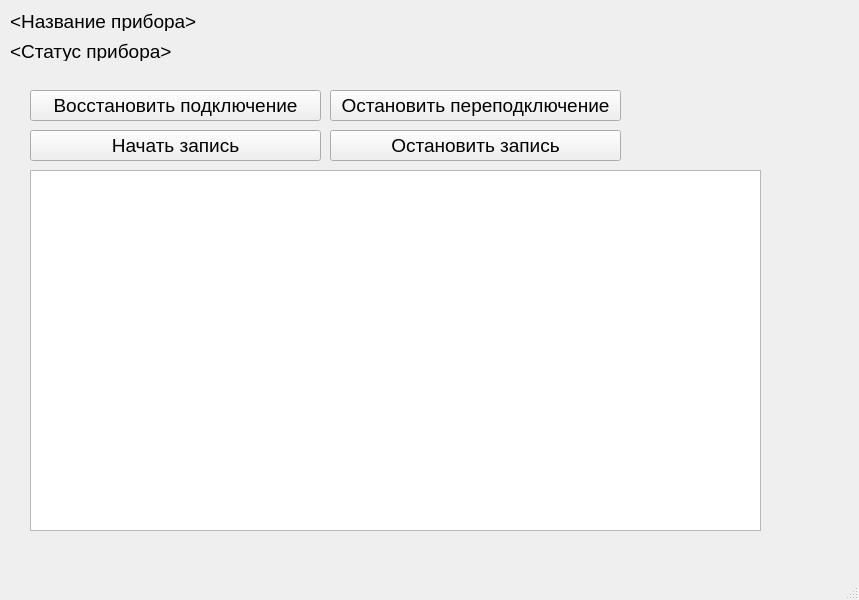
Before: the Qt Designer form UI/DeviceWindow.ui in Ausslaander/Logger, drawn with Qt 5.
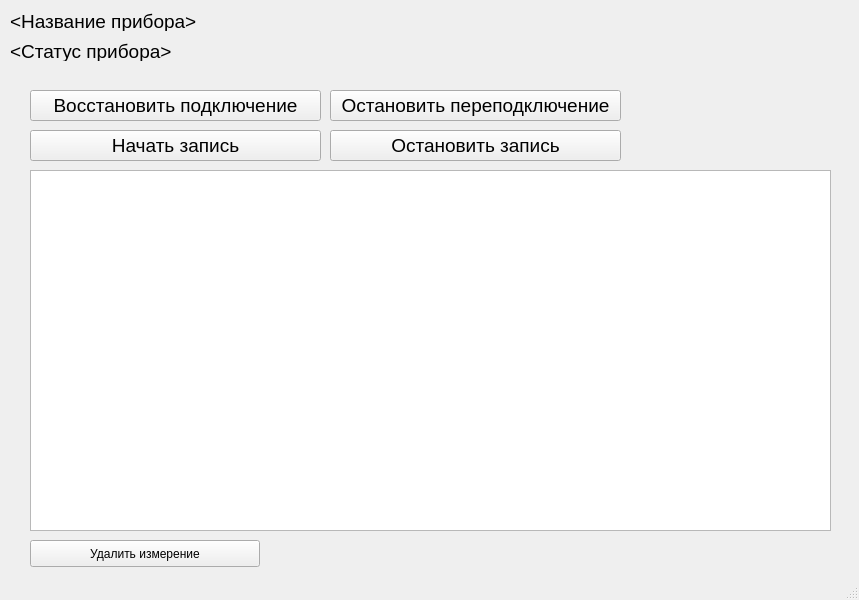
After: the same form once the commit is applied.

What changed in the file:
```diff
--- a/UI/DeviceWindow.ui
+++ b/UI/DeviceWindow.ui
@@ -86,16 +86,29 @@
      <string>Остановить запись</string>
     </property>
    </widget>
-   <widget class="QTableView" name="tableView">
+   <widget class="QTableWidget" name="MeasurementsTable">
     <property name="geometry">
      <rect>
       <x>30</x>
       <y>170</y>
-      <width>731</width>
+      <width>801</width>
       <height>361</height>
      </rect>
     </property>
    </widget>
+   <widget class="QPushButton" name="DeleteMeasurementButton">
+    <property name="geometry">
+     <rect>
+      <x>30</x>
+      <y>540</y>
+      <width>230</width>
+      <height>27</height>
+     </rect>
+    </property>
+    <property name="text">
+     <string>Удалить измерение</string>
+    </property>
+   </widget>
    <widget class="QPushButton" name="StartReconnectingButton">
     <property name="geometry">
      <rect>
```
